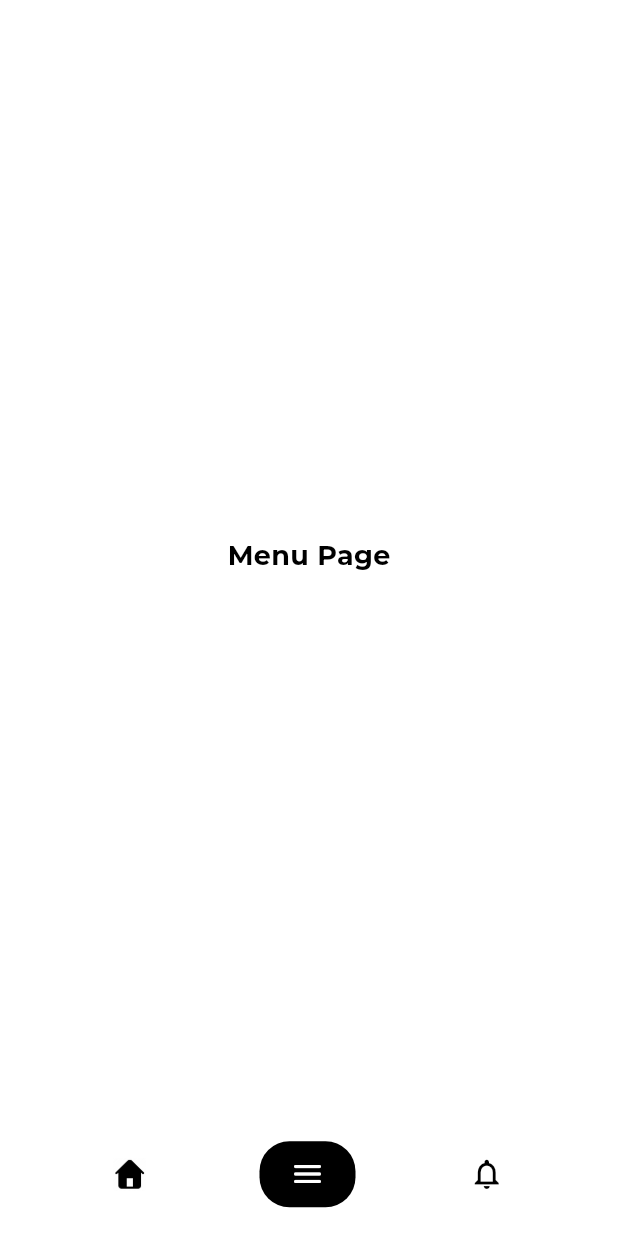
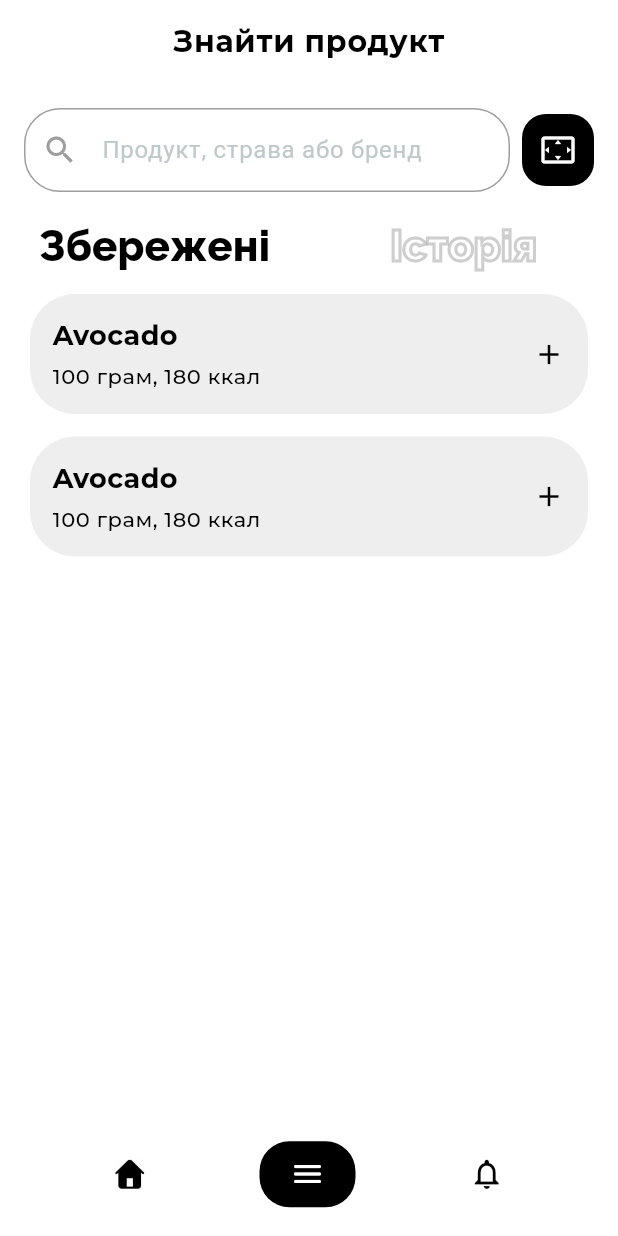
Before and after one commit to Sofiiakus2/calorify, a Flutter app: the screen it shows after launch, item 2 of the bottom bar chosen, on a phone screen of 412 x 824 dp. Run offline on Flutter 3.47's test engine with Material 3 defaults, Android fonts, the light colour scheme and no system bars; our stand-ins replace google_fonts.

Commit message:
added food page

```diff
--- a/lib/features/bottom_navigation/custom_bottom_navigation_view.dart
+++ b/lib/features/bottom_navigation/custom_bottom_navigation_view.dart
@@ -1,3 +1,4 @@
+import 'package:calorify/features/food_page/food_page.dart';
 import 'package:calorify/features/home/home_page_view.dart';
 import 'package:flutter/material.dart';
 
@@ -15,7 +16,7 @@ class _CustomBottomNavigationViewState
 
   final List<Widget> _pages = [
     HomePageView(),
-    MenuPage(),
+    FoodPage(),
     NotificationsPage(),
   ];
 
@@ -87,14 +88,6 @@ class _CustomBottomNavigationViewState
 }
 
 
-
-class MenuPage extends StatelessWidget {
-  @override
-  Widget build(BuildContext context) {
-    return Center(child: Text('Menu Page'));
-  }
-}
-
 class NotificationsPage extends StatelessWidget {
   @override
   Widget build(BuildContext context) {
--- /dev/null
+++ b/lib/features/food_page/food_page.dart
@@ -0,0 +1,96 @@
+import 'package:calorify/features/food_page/food_tab/list_food_view.dart';
+import 'package:flutter/material.dart';
+
+import 'food_tab/food_tab.dart';
+
+class FoodPage extends StatefulWidget {
+  const FoodPage({super.key});
+
+  @override
+  State<FoodPage> createState() => _FoodPageState();
+}
+
+class _FoodPageState extends State<FoodPage> with SingleTickerProviderStateMixin{
+  late TabController _tabController;
+
+  @override
+  void initState() {
+    super.initState();
+    _tabController = TabController(length: 2, vsync: this);
+    _tabController.addListener(() {
+      setState(() {});
+    });
+  }
+
+  @override
+  void dispose() {
+    _tabController.dispose();
+    super.dispose();
+  }
+
+  @override
+  Widget build(BuildContext context) {
+    return Scaffold(
+      appBar: AppBar(
+        backgroundColor: Colors.white,
+        title: Text('Знайти продукт',
+          style: Theme.of(context).textTheme.labelMedium,
+        ),
+        centerTitle: true,
+      ),
+      body: Column(
+        children: [
+          Padding(
+            padding: const EdgeInsets.all(16.0),
+            child: Row(
+              mainAxisSize: MainAxisSize.min,
+              children: [
+                Expanded(
+                  child: TextField(
+                    decoration: InputDecoration(
+                      hintText: 'Продукт, страва або бренд',
+                      prefixIcon: const Icon(Icons.search, color: Colors.grey),
+                      filled: true,
+                      fillColor: Colors.white,
+                      contentPadding: const EdgeInsets.symmetric(vertical: 16, horizontal: 16),
+                      border: OutlineInputBorder(
+                        borderRadius: BorderRadius.circular(24.0),
+                        borderSide: const BorderSide(color: Colors.grey, width: 1.0),
+                      ),
+                      enabledBorder: OutlineInputBorder(
+                        borderRadius: BorderRadius.circular(24.0),
+                        borderSide: const BorderSide(color: Colors.grey, width: 1.0),
+                      ),
+                    ),
+                  ),
+                ),
+                const SizedBox(width: 8),
+                Container(
+                  decoration: BoxDecoration(
+                    color: Colors.black,
+                    borderRadius: BorderRadius.circular(16.0),
+                  ),
+                  child: IconButton(
+                    icon: const Icon(Icons.settings_overscan, color: Colors.white),
+                    onPressed: () {},
+                  ),
+                ),
+              ],
+            ),
+          ),
+          FoodTab(tabController: _tabController),
+          Expanded(
+            child: TabBarView(
+              controller: _tabController,
+              children: [
+                ListFoodView(),
+                Text('data'),
+
+              ],
+            ),
+          ),
+        ],
+      ),
+    );
+  }
+}
--- /dev/null
+++ b/lib/features/food_page/food_tab/food_tab.dart
@@ -0,0 +1,44 @@
+import 'package:flutter/material.dart';
+
+
+class FoodTab extends StatefulWidget {
+  const FoodTab({
+    super.key,
+    required TabController tabController,
+  }) : _tabController = tabController;
+
+  final TabController _tabController;
+
+  @override
+  State<FoodTab> createState() => _FoodTabState();
+}
+
+class _FoodTabState extends State<FoodTab> {
+  final List<String> categories = ["Збережені", "Історія"];
+
+  @override
+  Widget build(BuildContext context) {
+    return TabBar(
+      controller: widget._tabController,
+      isScrollable: false,
+      dividerColor: Colors.transparent,
+      indicatorColor: Colors.transparent,
+      overlayColor: MaterialStateProperty.all(Colors.transparent),
+      tabs: categories.map((category) {
+        final bool isSelected = categories.indexOf(category) == widget._tabController.index;
+        return Text(
+          category,
+          style: Theme.of(context).textTheme.labelLarge?.copyWith(
+            overflow: TextOverflow.visible,
+            foreground: Paint()
+              ..style = isSelected ? PaintingStyle.fill : PaintingStyle.stroke
+              ..strokeWidth = 2
+              ..color = isSelected
+                  ? Colors.black
+                  : Colors.grey.withOpacity(0.5),
+          ),
+        );
+      }).toList(),
+    );
+  }
+}
--- /dev/null
+++ b/lib/features/food_page/food_tab/list_element_view.dart
@@ -0,0 +1,37 @@
+import 'package:flutter/material.dart';
+
+class ListElementView extends StatelessWidget {
+  const ListElementView({super.key});
+
+  @override
+  Widget build(BuildContext context) {
+    return Container(
+      decoration: BoxDecoration(
+        borderRadius: BorderRadius.all(
+            Radius.circular(30)
+        ),
+        color: Colors.grey.shade200,
+      ),
+      padding: EdgeInsets.all(15),
+      margin: EdgeInsets.only(bottom: 15),
+      child: Row(
+        mainAxisAlignment: MainAxisAlignment.spaceBetween,
+        children: [
+          Column(
+            crossAxisAlignment: CrossAxisAlignment.start,
+            children: [
+              Text('Avocado',
+                style: Theme.of(context).textTheme.bodyMedium,
+              ),
+              SizedBox(height: 5,),
+              Text('100 грам, 180 ккал',
+                style: Theme.of(context).textTheme.bodySmall,
+              ),
+            ],
+          ),
+          Icon(Icons.add, size: 22, color: Colors.black,)
+        ],
+      ),
+    );
+  }
+}
--- /dev/null
+++ b/lib/features/food_page/food_tab/list_food_view.dart
@@ -0,0 +1,24 @@
+import 'package:calorify/features/food_page/food_tab/list_element_view.dart';
+import 'package:flutter/material.dart';
+
+class ListFoodView extends StatefulWidget {
+  const ListFoodView({super.key});
+
+  @override
+  State<ListFoodView> createState() => _ListFoodViewState();
+}
+
+class _ListFoodViewState extends State<ListFoodView> {
+  @override
+  Widget build(BuildContext context) {
+    return Container(
+      margin: EdgeInsets.symmetric(horizontal: 20, vertical: 10),
+      child: ListView.builder(
+          itemCount: 2,
+          itemBuilder: (context, index){
+            return ListElementView();
+          }
+      ),
+    );
+  }
+}
--- a/lib/features/home/analitik_tab/analitik_tab_bar.dart
+++ b/lib/features/home/analitik_tab/analitik_tab_bar.dart
@@ -1,25 +1,30 @@
 import 'package:flutter/material.dart';
 
-class AnalitikTabBar extends StatelessWidget {
+class AnalitikTabBar extends StatefulWidget {
   const AnalitikTabBar({
     super.key,
     required TabController tabController,
-    required this.categories,
   }) : _tabController = tabController;
 
   final TabController _tabController;
-  final List<String> categories;
+
+  @override
+  State<AnalitikTabBar> createState() => _AnalitikTabBarState();
+}
+
+class _AnalitikTabBarState extends State<AnalitikTabBar> {
+  final List<String> categories = ["Їжа", "Спорт", "Вода"];
 
   @override
   Widget build(BuildContext context) {
     return TabBar(
-      controller: _tabController,
+      controller: widget._tabController,
       isScrollable: false,
       dividerColor: Colors.transparent,
       indicatorColor: Colors.transparent,
       overlayColor: MaterialStateProperty.all(Colors.transparent),
       tabs: categories.map((category) {
-        final bool isSelected = categories.indexOf(category) == _tabController.index;
+        final bool isSelected = categories.indexOf(category) == widget._tabController.index;
         return Padding(
           padding: const EdgeInsets.symmetric(horizontal: 0),
           child: Text(
--- a/lib/features/home/home_page_view.dart
+++ b/lib/features/home/home_page_view.dart
@@ -16,13 +16,12 @@ class HomePageView extends StatefulWidget {
 
 class _HomePageViewState extends State<HomePageView> with SingleTickerProviderStateMixin {
   late TabController _tabController;
-  final List<String> categories = ["Їжа", "Спорт", "Вода"];
 
 
   @override
   void initState() {
     super.initState();
-    _tabController = TabController(length: categories.length, vsync: this);
+    _tabController = TabController(length: 3, vsync: this);
     _tabController.addListener(() {
       setState(() {});
     });
@@ -77,7 +76,7 @@ class _HomePageViewState extends State<HomePageView> with SingleTickerProviderSt
               )
           ),
           SizedBox(height: 35,),
-          AnalitikTabBar(tabController: _tabController, categories: categories),
+          AnalitikTabBar(tabController: _tabController),
           SizedBox(height: 10,),
           Expanded(
             child: TabBarView(
```
